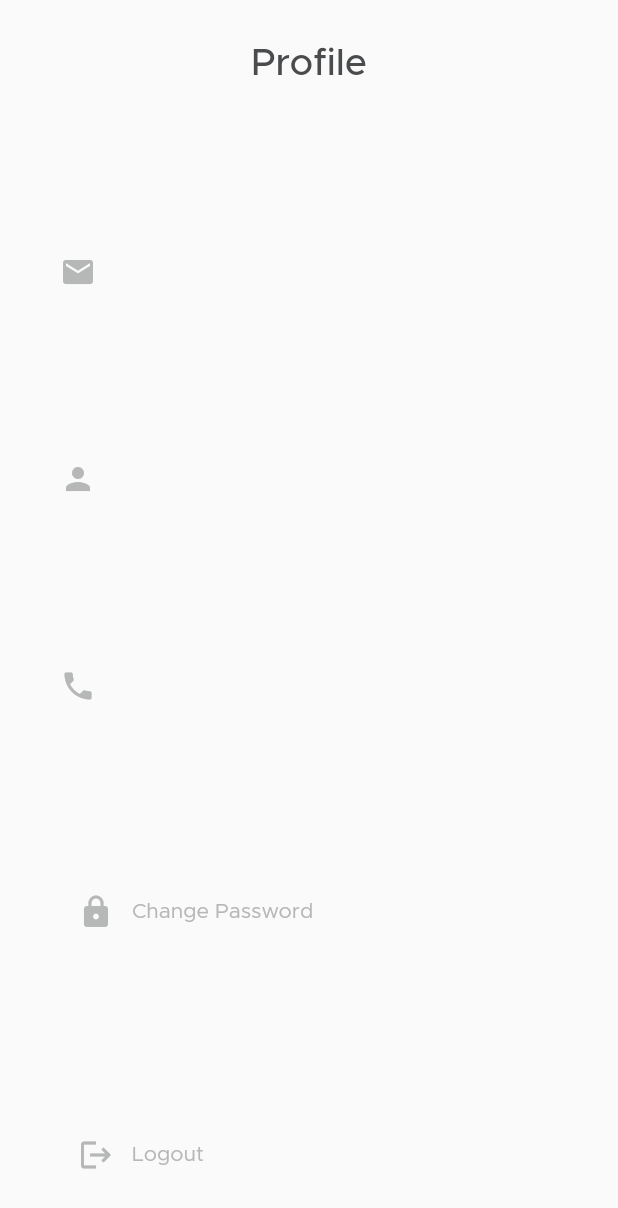
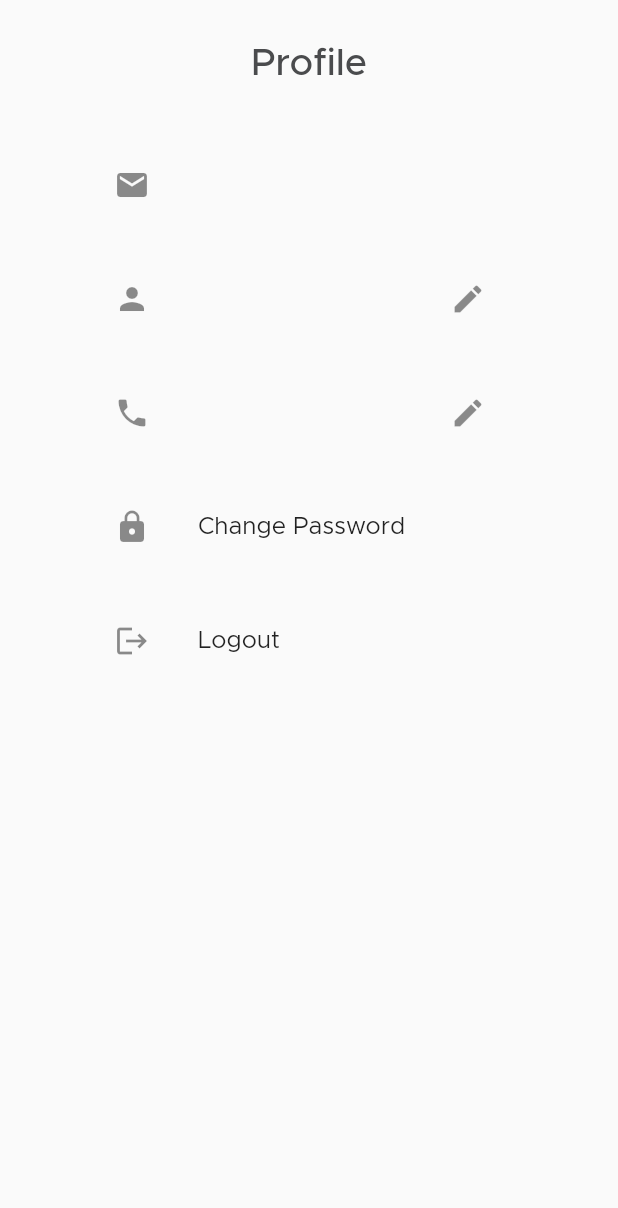
Before and after one commit to inayat-kaur/Canteen-Management, a Flutter app: the Profile screen opened directly, on a phone screen of 412 x 824 dp. Shown: the top 1208 px of the screen. Run offline on Flutter 3.47's test engine with Material 2 defaults, Android fonts, the light colour scheme and no system bars; our stand-ins replace shared_preferences; missing offline and left inert: clip_shadow; accounts and stored records are empty; network calls fail.

Commit message:
somewhat better UI

```diff
--- a/frontend/lib/urls.dart
+++ b/frontend/lib/urls.dart
@@ -20,9 +20,9 @@ Uri getOrdersByUser(String id) => Uri.parse('${baseUrl}orders/deleteOrder/$id');
 Uri getOrdersByStatus(String status) =>
     Uri.parse('${baseUrl}orders/getOrdersByStatus/$status');
 
-Uri updateUserPhone(String id) => Uri.parse('${baseUrl}users/updatePhone/$id');
-Uri updateUserName(String id) => Uri.parse('${baseUrl}users/updateName/$id');
-Uri getUserProfile(String id) => Uri.parse('${baseUrl}users/getProfile/$id');
+Uri updateUserPhone = Uri.parse('${baseUrl}users/updatePhone/');
+Uri updateUserName = Uri.parse('${baseUrl}users/updateName/');
+Uri getUserProfile = Uri.parse('${baseUrl}users/getProfile/');
 
 Uri signUp = Uri.parse('${baseUrl}auth/signUp/');
 Uri login = Uri.parse('${baseUrl}auth/login/');
--- a/frontend/lib/views/general/profile_page.dart
+++ b/frontend/lib/views/general/profile_page.dart
@@ -28,7 +28,7 @@ class _ProfileState extends State<Profile> {
     if (id == null) id = '';
     String? token = await prefs.getString('token');
     final response = await client.get(
-      getUserProfile(id),
+      getUserProfile,
       headers: {
         'Authorization': 'Bearer $token',
       },
@@ -62,85 +62,59 @@ class _ProfileState extends State<Profile> {
                       horizontal: 40,
                       vertical: 30,
                     ),
-              child: Column(
-                children: [
+                    child: Column(children: [
                       Text(
                         "Profile",
                         style: Helper.getTheme(context).titleLarge,
                       ),
-                  Spacer(),
-                  Row(
-                    children: [
-                      Icon(Icons.email, color: AppColor.placeholder),
-                      Text(
-                        user.username,
-                        style: TextStyle(color: AppColor.placeholder),
-                      )
-                    ],
+                      Expanded(
+                        child: ListView(padding: EdgeInsets.all(20), children: [
+                          SizedBox(height: 20),
+                          ListTile(
+                            leading: Icon(Icons.email),
+                            title: Text(user.username),
                           ),
-                  Spacer(),
-                  Row(
-                    children: [
-                      Icon(Icons.person, color: AppColor.placeholder),
-                      Text(
-                        user.name,
-                        style: TextStyle(color: AppColor.placeholder),
-                      )
-                    ],
+                          SizedBox(height: 20),
+                          ListTile(
+                            leading: Icon(Icons.person),
+                            title: Text(user.name),
+                            trailing: IconButton(
+                              icon: Icon(Icons.edit),
+                              onPressed: () {},
                             ),
-                  Spacer(),
-                  Row(
-                    children: [
-                      Icon(Icons.phone, color: AppColor.placeholder),
-                      Text(
-                        user.phone,
-                        style: TextStyle(color: AppColor.placeholder),
-                      )
-                    ],
                           ),
-                  Spacer(),
-                  Row(
-                    children: [
-                      IconButton(
-                          icon: Icon(
-                            Icons.lock,
-                            color: AppColor.placeholder,
+                          SizedBox(height: 20),
+                          ListTile(
+                            leading: Icon(Icons.phone),
+                            title: Text(user.phone),
+                            trailing: IconButton(
+                              icon: Icon(Icons.edit),
+                              onPressed: () {},
                             ),
-                          onPressed: () {
+                          ),
+                          SizedBox(height: 20),
+                          ListTile(
+                            leading: Icon(Icons.lock),
+                            title: Text("Change Password"),
+                            onTap: () {
                               Navigator.of(context).push(MaterialPageRoute(
                                   builder: (_) => ForgetPassword()));
                             },
-                          color: AppColor.placeholder),
-                      Text(
-                        "Change Password",
-                        style: TextStyle(color: AppColor.placeholder),
-                      )
-                    ],
                           ),
-                  Spacer(),
-                  Row(
-                    children: [
-                      IconButton(
-                          icon: Icon(
-                            Icons.logout,
-                            color: AppColor.placeholder,
-                          ),
-                          onPressed: () async {
+                          SizedBox(height: 20),
+                          ListTile(
+                            leading: Icon(Icons.logout),
+                            title: Text("Logout"),
+                            onTap: () async {
                               SharedPreferences prefs =
                                   await SharedPreferences.getInstance();
                               prefs.setString('token', '');
-                            Navigator.of(context)
-                                .pushReplacementNamed(LandingScreen.routeName);
+                              Navigator.of(context).pushReplacementNamed(
+                                  LandingScreen.routeName);
                             },
-                          color: AppColor.placeholder),
-                      Text(
-                        "Logout",
-                        style: TextStyle(color: AppColor.placeholder),
                           )
-                    ],
+                        ]),
                       ),
-                ],
-              ),
-            ))));
+                    ])))));
   }
 }
```
Also changed, not shown: 1 other file. Lines whose indentation alone changed are shown as unchanged.
